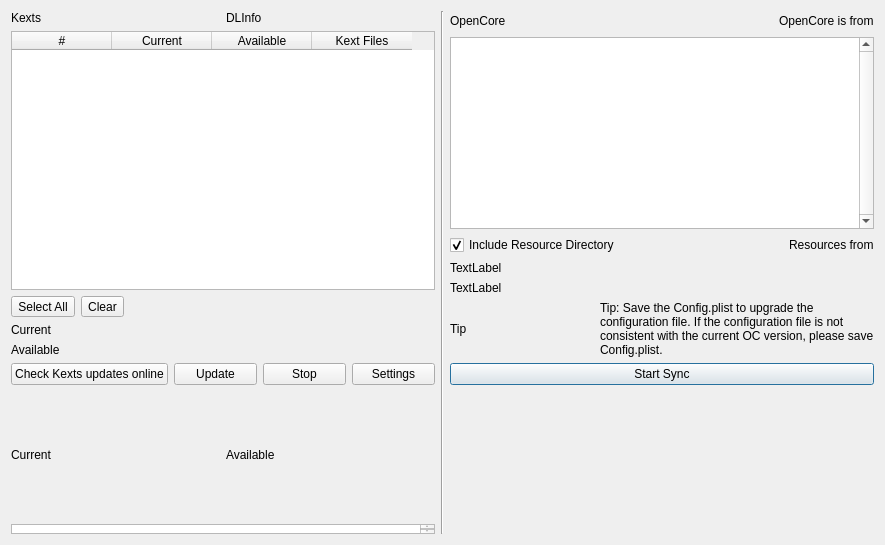
Before: the Qt Designer form syncocdialog.ui in ic005k/OCAuxiliaryTools, drawn with Qt 5.
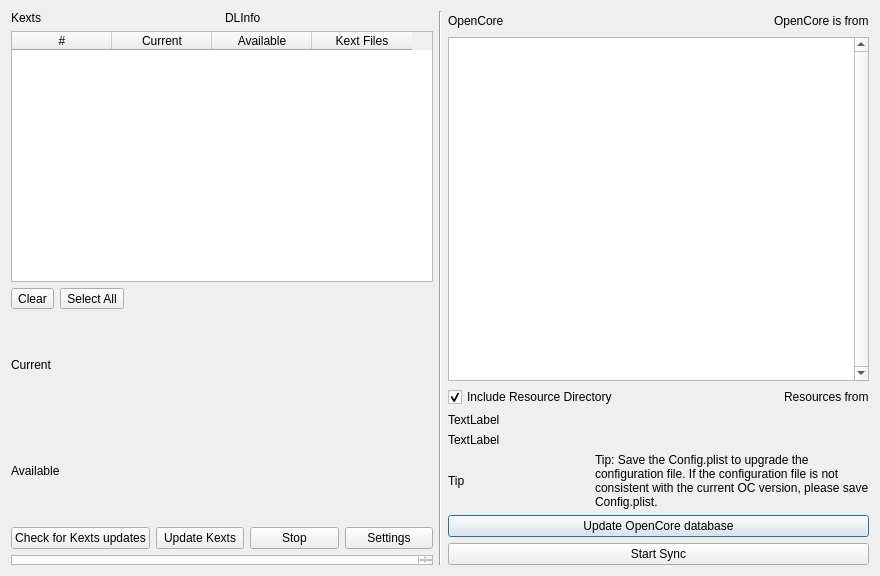
After: the same form once the commit is applied.

```diff
--- a/syncocdialog.ui
+++ b/syncocdialog.ui
@@ -6,40 +6,22 @@
    <rect>
     <x>0</x>
     <y>0</y>
-    <width>885</width>
-    <height>545</height>
+    <width>880</width>
+    <height>576</height>
    </rect>
   </property>
   <property name="windowTitle">
    <string>Sync OC</string>
   </property>
-  <layout class="QGridLayout" name="gridLayout_8">
-   <item row="0" column="0">
-    <layout class="QHBoxLayout" name="horizontalLayout">
-     <item>
-      <widget class="QLabel" name="lblSource">
-       <property name="text">
-        <string>Kexts</string>
-       </property>
-      </widget>
-     </item>
-     <item>
-      <widget class="QLabel" name="labelShowDLInfo">
-       <property name="text">
-        <string>DLInfo</string>
-       </property>
-      </widget>
-     </item>
-    </layout>
-   </item>
-   <item row="0" column="1" rowspan="7">
+  <layout class="QGridLayout" name="gridLayout_2">
+   <item row="0" column="1" rowspan="3">
     <widget class="Line" name="line">
      <property name="orientation">
       <enum>Qt::Vertical</enum>
      </property>
     </widget>
    </item>
-   <item row="0" column="2" rowspan="6">
+   <item row="0" column="2">
     <layout class="QGridLayout" name="gridLayout_4">
      <item row="3" column="0">
       <widget class="QLabel" name="lblTargetLastModi_2">
@@ -48,63 +30,6 @@
        </property>
       </widget>
      </item>
-     <item row="6" column="0">
-      <widget class="QPushButton" name="btnStartSync">
-       <property name="text">
-        <string>Start Sync</string>
-       </property>
-      </widget>
-     </item>
-     <item row="4" column="0">
-      <widget class="QLabel" name="lblSourceLastModi_2">
-       <property name="text">
-        <string>TextLabel</string>
-       </property>
-      </widget>
-     </item>
-     <item row="5" column="0">
-      <layout class="QGridLayout" name="gridLayout">
-       <item row="0" column="1">
-        <widget class="QLabel" name="label_2">
-         <property name="text">
-          <string>Tip: Save the Config.plist to upgrade the configuration file. If the configuration file is not consistent with the current OC version, please save Config.plist.</string>
-         </property>
-         <property name="wordWrap">
-          <bool>true</bool>
-         </property>
-        </widget>
-       </item>
-       <item row="0" column="0">
-        <widget class="QLabel" name="label">
-         <property name="text">
-          <string>Tip</string>
-         </property>
-        </widget>
-       </item>
-      </layout>
-     </item>
-     <item row="1" column="0">
-      <widget class="QListWidget" name="listOpenCore">
-       <property name="minimumSize">
-        <size>
-         <width>0</width>
-         <height>0</height>
-        </size>
-       </property>
-       <property name="maximumSize">
-        <size>
-         <width>16777215</width>
-         <height>16777215</height>
-        </size>
-       </property>
-       <property name="focusPolicy">
-        <enum>Qt::StrongFocus</enum>
-       </property>
-       <property name="verticalScrollBarPolicy">
-        <enum>Qt::ScrollBarAlwaysOn</enum>
-       </property>
-      </widget>
-     </item>
      <item row="0" column="0">
       <layout class="QGridLayout" name="gridLayout_6">
        <item row="0" column="2">
@@ -139,6 +64,13 @@
        </item>
       </layout>
      </item>
+     <item row="4" column="0">
+      <widget class="QLabel" name="lblSourceLastModi_2">
+       <property name="text">
+        <string>TextLabel</string>
+       </property>
+      </widget>
+     </item>
      <item row="2" column="0">
       <layout class="QGridLayout" name="gridLayout_7">
        <item row="0" column="0">
@@ -176,9 +108,93 @@
        </item>
       </layout>
      </item>
+     <item row="5" column="0">
+      <layout class="QGridLayout" name="gridLayout">
+       <item row="0" column="0">
+        <widget class="QLabel" name="label">
+         <property name="text">
+          <string>Tip</string>
+         </property>
+        </widget>
+       </item>
+       <item row="0" column="1">
+        <widget class="QLabel" name="label_2">
+         <property name="text">
+          <string>Tip: Save the Config.plist to upgrade the configuration file. If the configuration file is not consistent with the current OC version, please save Config.plist.</string>
+         </property>
+         <property name="wordWrap">
+          <bool>true</bool>
+         </property>
+        </widget>
+       </item>
     </layout>
    </item>
    <item row="1" column="0">
+      <widget class="QListWidget" name="listOpenCore">
+       <property name="minimumSize">
+        <size>
+         <width>0</width>
+         <height>0</height>
+        </size>
+       </property>
+       <property name="maximumSize">
+        <size>
+         <width>16777215</width>
+         <height>16777215</height>
+        </size>
+       </property>
+       <property name="focusPolicy">
+        <enum>Qt::StrongFocus</enum>
+       </property>
+       <property name="verticalScrollBarPolicy">
+        <enum>Qt::ScrollBarAlwaysOn</enum>
+       </property>
+      </widget>
+     </item>
+    </layout>
+   </item>
+   <item row="1" column="2">
+    <layout class="QHBoxLayout" name="horizontalLayout_2">
+     <item>
+      <widget class="QPushButton" name="btnCheckOC">
+       <property name="text">
+        <string>Update OpenCore database</string>
+       </property>
+      </widget>
+     </item>
+    </layout>
+   </item>
+   <item row="2" column="2">
+    <widget class="QPushButton" name="btnStartSync">
+     <property name="text">
+      <string>Start Sync</string>
+     </property>
+    </widget>
+   </item>
+   <item row="0" column="0" rowspan="3">
+    <layout class="QVBoxLayout" name="verticalLayout">
+     <item>
+      <layout class="QHBoxLayout" name="horizontalLayout">
+       <item>
+        <widget class="QLabel" name="lblSource">
+         <property name="text">
+          <string>Kexts</string>
+         </property>
+        </widget>
+       </item>
+       <item>
+        <widget class="QLabel" name="labelShowDLInfo">
+         <property name="text">
+          <string>DLInfo</string>
+         </property>
+         <property name="alignment">
+          <set>Qt::AlignLeading|Qt::AlignLeft|Qt::AlignVCenter</set>
+         </property>
+        </widget>
+       </item>
+      </layout>
+     </item>
+     <item>
     <widget class="QTableWidget" name="tableKexts">
      <column>
       <property name="text">
@@ -202,75 +218,77 @@
      </column>
     </widget>
    </item>
-   <item row="2" column="0">
-    <layout class="QGridLayout" name="gridLayout_9">
-     <item row="0" column="3">
-      <spacer name="horizontalSpacer">
-       <property name="orientation">
-        <enum>Qt::Horizontal</enum>
-       </property>
-       <property name="sizeHint" stdset="0">
-        <size>
-         <width>40</width>
-         <height>20</height>
-        </size>
-       </property>
-      </spacer>
-     </item>
-     <item row="0" column="1">
+     <item>
+      <layout class="QHBoxLayout" name="horizontalLayout_3">
+       <item>
       <widget class="QToolButton" name="btnClearAll">
        <property name="text">
         <string>Clear</string>
        </property>
       </widget>
      </item>
-     <item row="0" column="0">
+       <item>
       <widget class="QToolButton" name="btnSelectAll">
        <property name="text">
         <string>Select All</string>
        </property>
       </widget>
      </item>
-    </layout>
-   </item>
-   <item row="3" column="0">
+       <item>
+        <spacer name="horizontalSpacer">
+         <property name="orientation">
+          <enum>Qt::Horizontal</enum>
+         </property>
+         <property name="sizeHint" stdset="0">
+          <size>
+           <width>40</width>
+           <height>20</height>
+          </size>
+         </property>
+        </spacer>
+       </item>
+      </layout>
+     </item>
+     <item>
+      <layout class="QVBoxLayout" name="verticalLayout_2">
+       <item>
     <widget class="QLabel" name="lblTargetLastModi">
      <property name="text">
       <string>Current</string>
      </property>
     </widget>
    </item>
-   <item row="4" column="0">
+       <item>
     <widget class="QLabel" name="lblSourceLastModi">
      <property name="text">
       <string>Available</string>
      </property>
     </widget>
    </item>
-   <item row="5" column="0">
-    <layout class="QGridLayout" name="gridLayout_2">
-     <item row="0" column="2">
+       <item>
+        <layout class="QHBoxLayout" name="horizontalLayout_4">
+         <item>
+          <widget class="QPushButton" name="btnCheckUpdate">
+           <property name="text">
+            <string>Check for Kexts updates</string>
+           </property>
+          </widget>
+         </item>
+         <item>
+          <widget class="QPushButton" name="btnUpdate">
+           <property name="text">
+            <string>Update Kexts</string>
+           </property>
+          </widget>
+         </item>
+         <item>
       <widget class="QPushButton" name="btnStop">
        <property name="text">
         <string>Stop</string>
        </property>
       </widget>
      </item>
-     <item row="0" column="1">
-      <widget class="QPushButton" name="btnUpdate">
-       <property name="text">
-        <string>Update</string>
-       </property>
-      </widget>
-     </item>
-     <item row="0" column="0">
-      <widget class="QPushButton" name="btnCheckUpdate">
-       <property name="text">
-        <string>Check Kexts updates online</string>
-       </property>
-      </widget>
-     </item>
-     <item row="0" column="3">
+         <item>
       <widget class="QPushButton" name="btnSettings">
        <property name="text">
         <string>Settings</string>
@@ -279,12 +297,7 @@
      </item>
     </layout>
    </item>
-   <item row="6" column="0">
-    <layout class="QGridLayout" name="gridLayout_11">
-     <item row="2" column="0">
-      <layout class="QGridLayout" name="gridLayout_5"/>
-     </item>
-     <item row="1" column="0">
+       <item>
       <widget class="QListWidget" name="listKexts">
        <property name="minimumSize">
         <size>
@@ -315,36 +328,6 @@
        </property>
        <property name="verticalScrollBarPolicy">
         <enum>Qt::ScrollBarAlwaysOn</enum>
-       </property>
-      </widget>
-     </item>
-     <item row="0" column="0">
-      <layout class="QGridLayout" name="gridLayout_3">
-       <item row="0" column="0">
-        <widget class="QLabel" name="label_3">
-         <property name="text">
-          <string>Current</string>
-         </property>
-        </widget>
-       </item>
-       <item row="0" column="1">
-        <widget class="QLabel" name="label_5">
-         <property name="text">
-          <string/>
-         </property>
-        </widget>
-       </item>
-       <item row="0" column="3">
-        <widget class="QLabel" name="label_6">
-         <property name="text">
-          <string/>
-         </property>
-        </widget>
-       </item>
-       <item row="0" column="2">
-        <widget class="QLabel" name="label_4">
-         <property name="text">
-          <string>Available</string>
          </property>
         </widget>
        </item>
```
Lines whose indentation alone changed are shown as unchanged.
